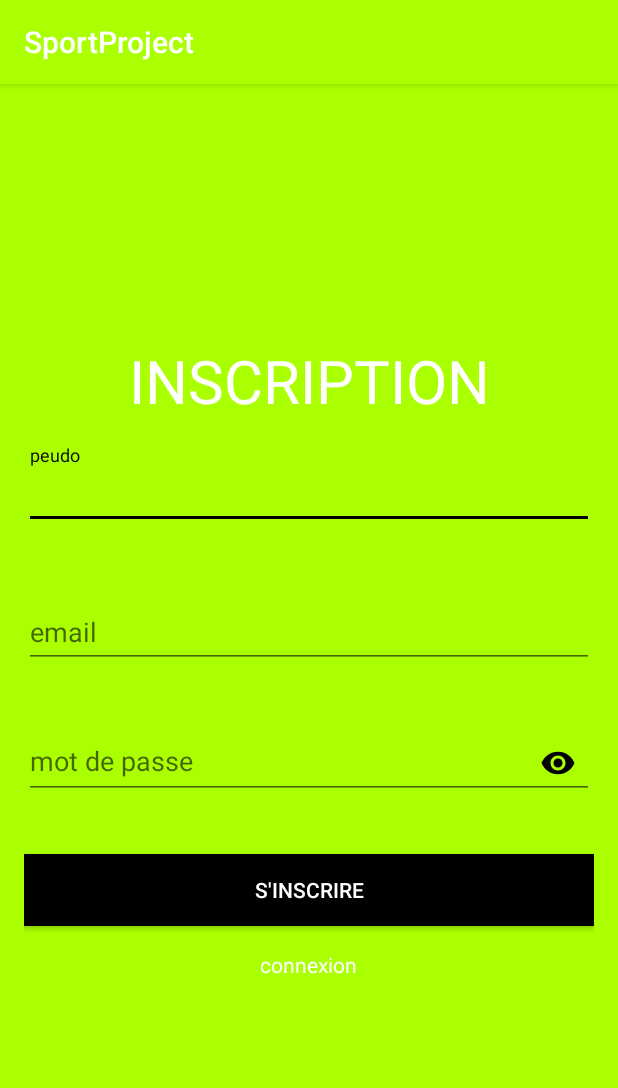
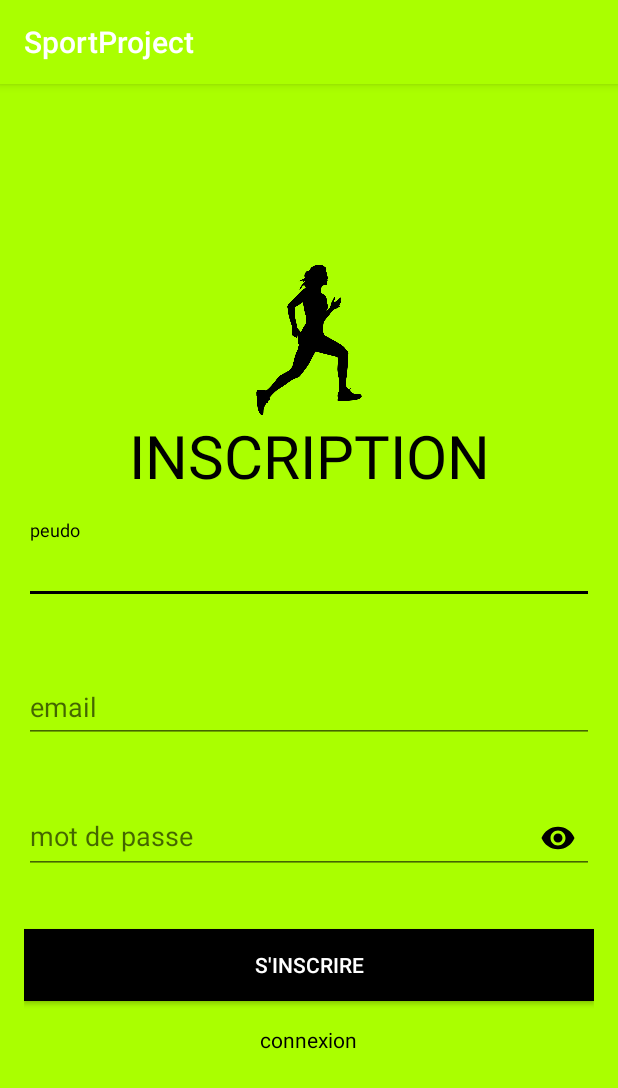
Before and after one commit to KevlinS/SportProject, an Android app: the screen it shows after launch (RegisterActivity), after a tap on an icon or button, on a phone screen of 412 x 824 dp. Shown: the top 1088 px of the screen. Run offline under Robolectric (Android 15) with nearby library versions, the phone set to English and light mode, and no system bars; 2 other taps on this screen came first.

Commit message:
Drawable

```diff
--- a/app/src/main/res/layout/activity_main.xml
+++ b/app/src/main/res/layout/activity_main.xml
@@ -3,6 +3,7 @@
     xmlns:tools="http://schemas.android.com/tools"
     android:layout_width="match_parent"
     android:layout_height="match_parent"
+    android:background="@color/colorPrimary"
     tools:context=".MainActivity">
 
     <LinearLayout
@@ -24,7 +25,7 @@
             android:layout_centerInParent="true"
             android:text="YNOV SPORT"
             android:textColor="#000"
-            android:textSize="20sp"
+            android:textSize="40sp"
             android:textStyle="bold" />
 
         <ProgressBar
--- a/app/src/main/res/layout/activity_register.xml
+++ b/app/src/main/res/layout/activity_register.xml
@@ -14,12 +14,17 @@
         android:layout_marginRight="16dp"
         android:orientation="vertical">
 
+        <ImageView
+            android:layout_width="match_parent"
+            android:layout_height="100dp"
+            android:src="@drawable/logo"></ImageView>
+
         <TextView
             android:layout_width="match_parent"
             android:layout_height="wrap_content"
             android:gravity="center"
             android:textSize="40dp"
-            android:textColor="#FFF"
+            android:textColor="#000"
             android:text="INSCRIPTION"/>
 
         <com.google.android.material.textfield.TextInputLayout
@@ -88,6 +93,6 @@
             android:layout_marginTop="16dp"
             android:gravity="center"
             android:text="connexion"
-            android:textColor="@android:color/white" />
+            android:textColor="@android:color/black" />
     </LinearLayout>
 </ScrollView>
```
Also changed, not shown: app/src/main/res/layout/activity_login.xml (+6 -1 lines).
